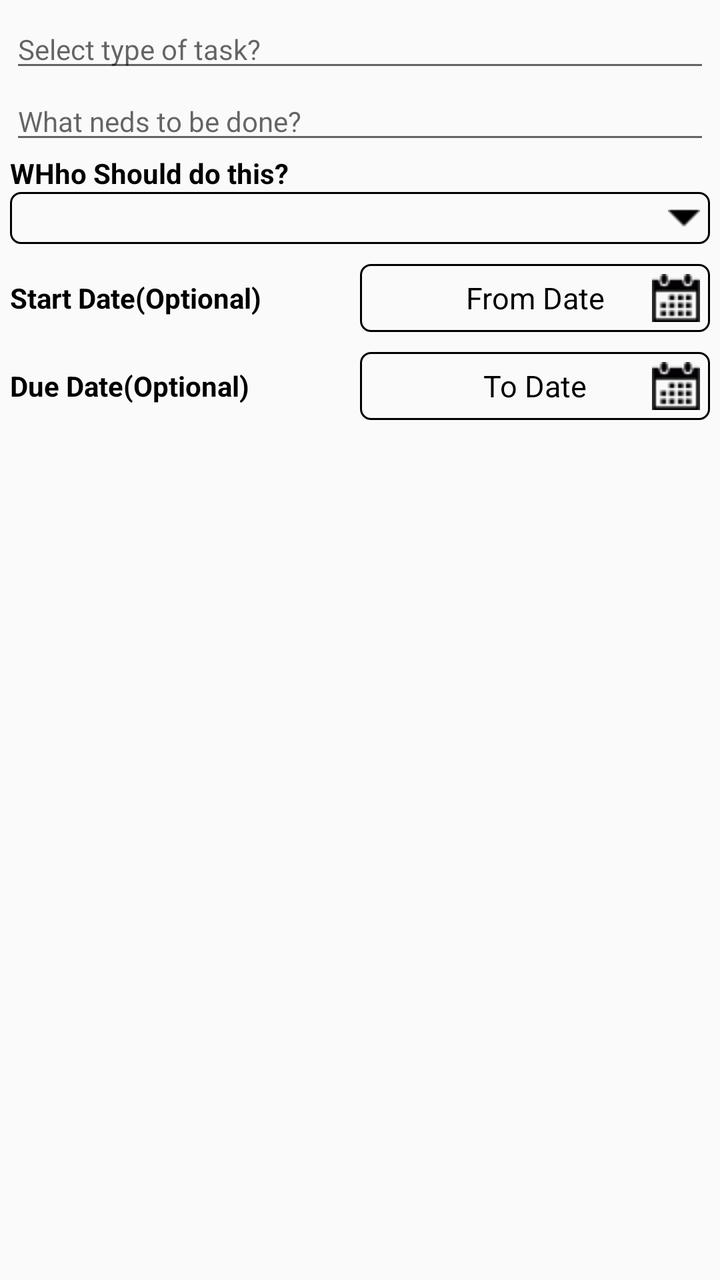
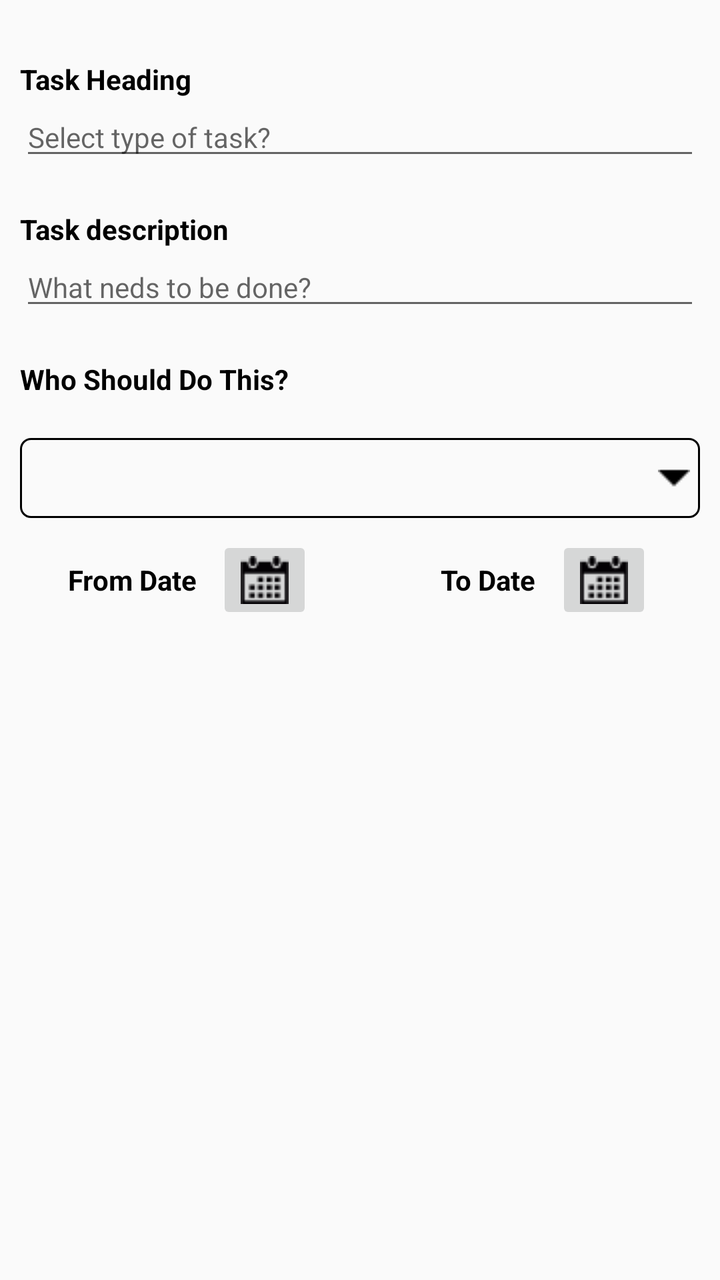

Two renders of the same Android screen: before a commit and after it. Below are the layout's source before the change and the commit's diff.
<!-- AndroidManifest.xml: application theme AppTheme -->
<!-- res/layout/task_fragment1.xml -->
<?xml version="1.0" encoding="utf-8"?>
<LinearLayout xmlns:android="http://schemas.android.com/apk/res/android"
    android:layout_width="match_parent"
    android:layout_height="match_parent"
    android:orientation="vertical"
    android:padding="5sp">
    <EditText
        android:layout_width="match_parent"
        android:layout_height="wrap_content"
        android:id="@+id/taskHeader"
        android:textSize="14sp"
        android:hint="Select type of task?"
        />


    <EditText
        android:layout_width="match_parent"
        android:layout_height="wrap_content"
        android:id="@+id/taskDes"
        android:textSize="14sp"
        android:hint="What neds to be done?"
        />
    <TextView
        android:id="@+id/textView2"
        android:layout_width="wrap_content"
        android:layout_height="wrap_content"
        android:text="WHho Should do this?"
        android:textColor="#000"
        android:textSize="14sp"
        android:textStyle="bold" />

    <RelativeLayout
        android:layout_width="wrap_content"
        android:layout_height="wrap_content"
        android:background="@drawable/spinner_border"
        android:orientation="horizontal">

        <Spinner
            android:id="@+id/TaskUsers"
            android:layout_width="match_parent"
            android:layout_height="wrap_content"
            android:layout_centerVertical="true"
            android:layout_gravity="center"
            android:background="@android:color/transparent"

            android:gravity="center"
            android:padding="5dp" />

        <ImageView
            android:layout_width="wrap_content"
            android:layout_height="wrap_content"
            android:layout_alignParentRight="true"
            android:layout_centerVertical="true"
            android:layout_gravity="center"
            android:padding="5sp"
            android:src="@drawable/drop_down" />

    </RelativeLayout>

    <LinearLayout
        android:layout_width="match_parent"
        android:layout_height="wrap_content"
        android:layout_marginTop="10dp"
        android:orientation="horizontal">

        <TextView
            android:layout_width="0dp"
            android:layout_height="wrap_content"
            android:text="Start Date(Optional)"
            android:layout_gravity="center"
            android:textColor="#000"
            android:textSize="14sp"
            android:layout_weight="1"
            android:textStyle="bold" />

        <RelativeLayout
            android:layout_width="0dp"
            android:layout_height="wrap_content"
            android:layout_weight="1"
            android:background="@drawable/spinner_border"
            android:orientation="horizontal">
            <TextView
                android:id="@+id/fromDate"
                android:layout_width="match_parent"
                android:layout_height="wrap_content"
                android:layout_gravity="center_horizontal"
                android:layout_centerVertical="true"
                android:gravity="center"
                android:text="From Date"
                android:textColor="#000"
                android:textSize="15dp"
                android:textStyle="normal" />

            <ImageView
                android:id="@+id/fromDateImage"
                android:layout_width="wrap_content"
                android:layout_height="wrap_content"
                android:layout_alignParentRight="true"
                android:layout_centerVertical="true"
                android:layout_gravity="center"
                android:padding="5sp"
                android:src="@drawable/calender" />

        </RelativeLayout>
    </LinearLayout>

    <LinearLayout
        android:layout_width="match_parent"
        android:layout_height="wrap_content"
        android:layout_marginTop="10dp"
        android:orientation="horizontal">

        <TextView
            android:layout_width="0dp"
            android:layout_height="wrap_content"
            android:text="Due Date(Optional)"
            android:layout_gravity="center"
            android:textColor="#000"
            android:textSize="14sp"
            android:layout_weight="1"
            android:textStyle="bold" />
        <RelativeLayout
            android:layout_width="0dp"
            android:layout_height="wrap_content"
            android:layout_weight="1"
            android:background="@drawable/spinner_border"
            android:orientation="horizontal">

            <TextView
                android:id="@+id/toDate"
                android:layout_width="match_parent"
                android:layout_height="wrap_content"
                android:layout_gravity="center_horizontal"
                android:layout_centerVertical="true"
                android:gravity="center"
                android:text="To Date"
                android:textColor="#000"
                android:textSize="15dp"
                android:textStyle="normal" />
        <ImageView
            android:id="@+id/toDateImage"
            android:layout_width="wrap_content"
            android:layout_height="wrap_content"
            android:layout_alignParentRight="true"
            android:layout_centerVertical="true"
            android:layout_gravity="center"
            android:padding="5sp"
            android:src="@drawable/calender" />
        </RelativeLayout>
    </LinearLayout>

</LinearLayout>
<!-- resources referenced by this layout -->
<resources>
  <!-- drawable calender: png bitmap (drawable, 698 bytes) -->
  <!-- drawable drop_down: png bitmap (drawable, 211 bytes) -->
  <!-- drawable spinner_border (drawable) -->
  <?xml version="1.0" encoding="utf-8"?>
  <shape xmlns:android="http://schemas.android.com/apk/res/android">
      <solid android:color="@android:color/transparent" />
      <corners android:radius="5dp" />
      <stroke
          android:width="1dp"
          android:color="#000">
  
      </stroke>
      </shape>
  <style name="AppTheme" parent="Theme.AppCompat.Light.DarkActionBar">
          
          <item name="windowNoTitle">true</item>
          <item name="windowActionBar">false</item>
          <item name="colorPrimary">@color/colorPrimary</item>
          <item name="colorPrimaryDark">@color/colorPrimaryDark</item>
          <item name="colorAccent">@color/colorAccent</item>
      </style>
  <color name="colorPrimary">#124514</color>
  <color name="colorPrimaryDark">#303F9F</color>
  <color name="colorAccent">#000105</color>
</resources>

<!-- the commit's change to res/layout/task_fragment1.xml (unified diff, before → after) -->
@@ -3,28 +3,57 @@
     android:layout_width="match_parent"
     android:layout_height="match_parent"
     android:orientation="vertical"
-    android:padding="5sp">
+    android:padding="10sp">
+
+
+    <TextView
+        android:layout_width="wrap_content"
+        android:layout_height="wrap_content"
+        android:layout_gravity="left"
+        android:layout_marginTop="20dp"
+        android:gravity="center"
+        android:text="Task Heading"
+        android:textColor="#000"
+        android:textStyle="bold" />
+
     <EditText
+        android:id="@+id/taskHeader"
         android:layout_width="match_parent"
         android:layout_height="wrap_content"
-        android:id="@+id/taskHeader"
-        android:textSize="14sp"
+        android:layout_gravity="bottom"
+        android:gravity="bottom"
         android:hint="Select type of task?"
-        />
+        android:textSize="14sp" />
 
 
+    <TextView
+        android:layout_width="wrap_content"
+        android:layout_height="wrap_content"
+        android:layout_gravity="left"
+        android:layout_marginTop="20dp"
+        android:gravity="center"
+        android:text="Task description"
+        android:textColor="#000"
+        android:textStyle="bold" />
+
     <EditText
+        android:id="@+id/taskDes"
         android:layout_width="match_parent"
         android:layout_height="wrap_content"
-        android:id="@+id/taskDes"
-        android:textSize="14sp"
+        android:layout_gravity="bottom"
+        android:gravity="bottom"
         android:hint="What neds to be done?"
-        />
+        android:textSize="14sp" />
+
+
     <TextView
         android:id="@+id/textView2"
         android:layout_width="wrap_content"
         android:layout_height="wrap_content"
-        android:text="WHho Should do this?"
+        android:layout_gravity="left"
+        android:layout_marginTop="20dp"
+        android:gravity="center"
+        android:text="Who Should Do This?"
         android:textColor="#000"
         android:textSize="14sp"
         android:textStyle="bold" />
@@ -32,17 +61,17 @@
     <RelativeLayout
         android:layout_width="wrap_content"
         android:layout_height="wrap_content"
+        android:layout_marginTop="20dp"
         android:background="@drawable/spinner_border"
         android:orientation="horizontal">
 
         <Spinner
             android:id="@+id/TaskUsers"
             android:layout_width="match_parent"
-            android:layout_height="wrap_content"
+            android:layout_height="40dp"
             android:layout_centerVertical="true"
             android:layout_gravity="center"
             android:background="@android:color/transparent"
-
             android:gravity="center"
             android:padding="5dp" />
 
@@ -58,95 +87,74 @@
     </RelativeLayout>
 
     <LinearLayout
-        android:layout_width="match_parent"
+        android:layout_width="wrap_content"
         android:layout_height="wrap_content"
-        android:layout_marginTop="10dp"
-        android:orientation="horizontal">
+        android:layout_gravity="center"
+        android:orientation="horizontal"
+        android:padding="7dp">
 
-        <TextView
-            android:layout_width="0dp"
-            android:layout_height="wrap_content"
-            android:text="Start Date(Optional)"
-            android:layout_gravity="center"
-            android:textColor="#000"
-            android:textSize="14sp"
-            android:layout_weight="1"
-            android:textStyle="bold" />
 
-        <RelativeLayout
-            android:layout_width="0dp"
+        <LinearLayout
+            android:layout_width="wrap_content"
             android:layout_height="wrap_content"
             android:layout_weight="1"
-            android:background="@drawable/spinner_border"
-            android:orientation="horizontal">
+            android:gravity="left"
+            android:orientation="horizontal"
+            android:padding="2dp">
+
             <TextView
                 android:id="@+id/fromDate"
-                android:layout_width="match_parent"
+                android:layout_width="wrap_content"
                 android:layout_height="wrap_content"
-                android:layout_gravity="center_horizontal"
-                android:layout_centerVertical="true"
+                android:layout_gravity="center"
                 android:gravity="center"
                 android:text="From Date"
                 android:textColor="#000"
-                android:textSize="15dp"
-                android:textStyle="normal" />
+                android:textSize="@dimen/Date_textsize"
+                android:textStyle="bold" />
 
-            <ImageView
+            <ImageButton
                 android:id="@+id/fromDateImage"
                 android:layout_width="wrap_content"
                 android:layout_height="wrap_content"
-                android:layout_alignParentRight="true"
-                android:layout_centerVertical="true"
-                android:layout_gravity="center"
-                android:padding="5sp"
+                android:layout_gravity="center_vertical"
+                android:layout_marginLeft="10dp"
                 android:src="@drawable/calender" />
+        </LinearLayout>
 
-        </RelativeLayout>
-    </LinearLayout>
 
-    <LinearLayout
-        android:layout_width="match_parent"
-        android:layout_height="wrap_content"
-        android:layout_marginTop="10dp"
-        android:orientation="horizontal">
-
-        <TextView
-            android:layout_width="0dp"
+        <LinearLayout
+            android:layout_width="wrap_content"
             android:layout_height="wrap_content"
-            android:text="Due Date(Optional)"
-            android:layout_gravity="center"
-            android:textColor="#000"
-            android:textSize="14sp"
+            android:layout_marginLeft="60dp"
             android:layout_weight="1"
-            android:textStyle="bold" />
-        <RelativeLayout
-            android:layout_width="0dp"
-            android:layout_height="wrap_content"
-            android:layout_weight="1"
-            android:background="@drawable/spinner_border"
-            android:orientation="horizontal">
+            android:gravity="left"
+            android:orientation="horizontal"
+            android:padding="2dp">
 
             <TextView
                 android:id="@+id/toDate"
-                android:layout_width="match_parent"
+                android:layout_width="wrap_content"
                 android:layout_height="wrap_content"
-                android:layout_gravity="center_horizontal"
-                android:layout_centerVertical="true"
+                android:layout_gravity="center"
                 android:gravity="center"
                 android:text="To Date"
                 android:textColor="#000"
-                android:textSize="15dp"
-                android:textStyle="normal" />
-        <ImageView
-            android:id="@+id/toDateImage"
-            android:layout_width="wrap_content"
-            android:layout_height="wrap_content"
-            android:layout_alignParentRight="true"
-            android:layout_centerVertical="true"
-            android:layout_gravity="center"
-            android:padding="5sp"
-            android:src="@drawable/calender" />
-        </RelativeLayout>
+                android:textSize="@dimen/Date_textsize"
+                android:textStyle="bold" />
+
+
+            <ImageButton
+                android:id="@+id/toDateImage"
+                android:layout_width="wrap_content"
+                android:layout_height="wrap_content"
+                android:layout_gravity="center_vertical"
+                android:layout_marginLeft="10dp"
+                android:src="@drawable/calender" />
+        </LinearLayout>
+
+
     </LinearLayout>
 
+
 </LinearLayout>
<!-- resource entries referenced after the edit -->
@@ -1,5 +1,6 @@
 <!-- resources referenced by this layout -->
 <resources>
+  <dimen name="Date_textsize">14sp</dimen>
   <!-- drawable calender: png bitmap (drawable, 698 bytes) -->
   <!-- drawable drop_down: png bitmap (drawable, 211 bytes) -->
   <!-- drawable spinner_border (drawable) -->
@@ -17,11 +18,11 @@
           
           <item name="windowNoTitle">true</item>
           <item name="windowActionBar">false</item>
-          <item name="colorPrimary">@color/colorPrimary</item>
+          <item name="colorPrimary">@color/light_blue_800</item>
           <item name="colorPrimaryDark">@color/colorPrimaryDark</item>
           <item name="colorAccent">@color/colorAccent</item>
       </style>
-  <color name="colorPrimary">#124514</color>
+  <color name="light_blue_800">#0277bd</color>
   <color name="colorPrimaryDark">#303F9F</color>
   <color name="colorAccent">#000105</color>
 </resources>
